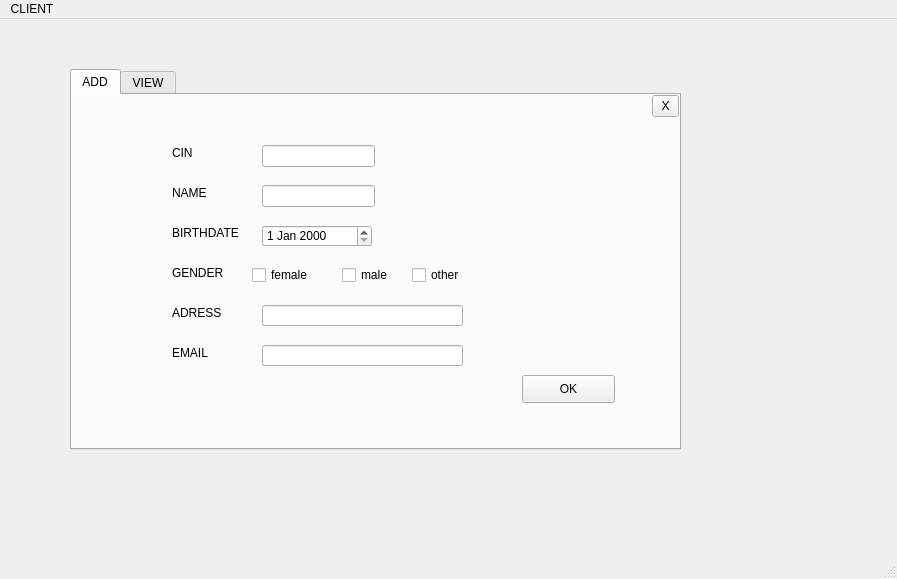
Qt form mainwindow.ui (Meulonn/Portal) before a commit.
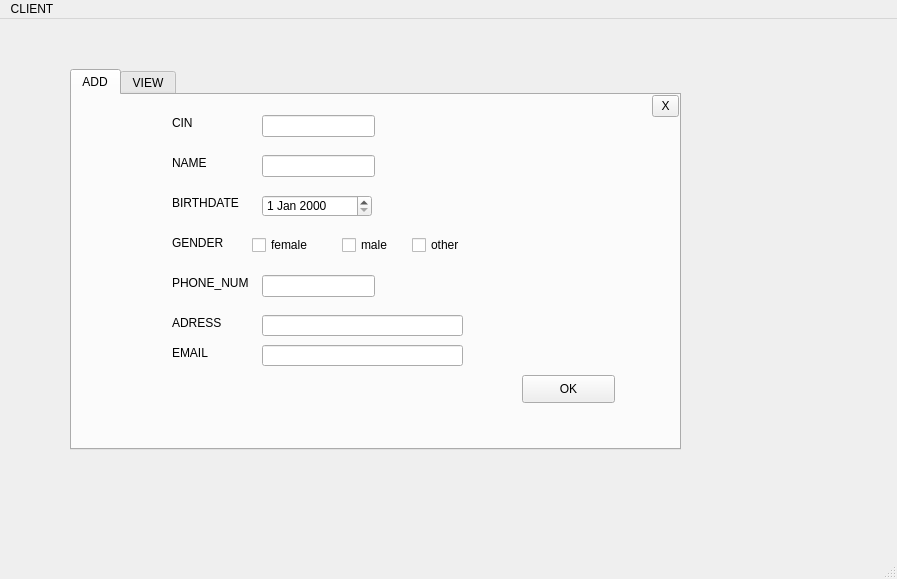
The same form after that commit.

```diff
--- a/mainwindow.ui
+++ b/mainwindow.ui
@@ -37,7 +37,7 @@
       <property name="geometry">
        <rect>
         <x>340</x>
-        <y>170</y>
+        <y>140</y>
         <width>83</width>
         <height>20</height>
        </rect>
@@ -50,7 +50,7 @@
       <property name="geometry">
        <rect>
         <x>100</x>
-        <y>210</y>
+        <y>220</y>
         <width>56</width>
         <height>16</height>
        </rect>
@@ -63,7 +63,7 @@
       <property name="geometry">
        <rect>
         <x>180</x>
-        <y>170</y>
+        <y>140</y>
         <width>83</width>
         <height>20</height>
        </rect>
@@ -89,7 +89,7 @@
       <property name="geometry">
        <rect>
         <x>100</x>
-        <y>130</y>
+        <y>100</y>
         <width>71</width>
         <height>16</height>
        </rect>
@@ -102,7 +102,7 @@
       <property name="geometry">
        <rect>
         <x>190</x>
-        <y>50</y>
+        <y>20</y>
         <width>113</width>
         <height>22</height>
        </rect>
@@ -112,7 +112,7 @@
       <property name="geometry">
        <rect>
         <x>190</x>
-        <y>90</y>
+        <y>60</y>
         <width>113</width>
         <height>22</height>
        </rect>
@@ -122,7 +122,7 @@
       <property name="geometry">
        <rect>
         <x>190</x>
-        <y>130</y>
+        <y>100</y>
         <width>110</width>
         <height>22</height>
        </rect>
@@ -132,7 +132,7 @@
       <property name="geometry">
        <rect>
         <x>100</x>
-        <y>170</y>
+        <y>140</y>
         <width>56</width>
         <height>16</height>
        </rect>
@@ -155,7 +155,7 @@
       <property name="geometry">
        <rect>
         <x>270</x>
-        <y>170</y>
+        <y>140</y>
         <width>83</width>
         <height>20</height>
        </rect>
@@ -168,7 +168,7 @@
       <property name="geometry">
        <rect>
         <x>100</x>
-        <y>50</y>
+        <y>20</y>
         <width>56</width>
         <height>16</height>
        </rect>
@@ -181,7 +181,7 @@
       <property name="geometry">
        <rect>
         <x>100</x>
-        <y>90</y>
+        <y>60</y>
         <width>56</width>
         <height>16</height>
        </rect>
@@ -194,7 +194,7 @@
       <property name="geometry">
        <rect>
         <x>190</x>
-        <y>210</y>
+        <y>220</y>
         <width>201</width>
         <height>21</height>
        </rect>
@@ -226,6 +226,29 @@
        <string>X</string>
       </property>
      </widget>
+     <widget class="QLabel" name="label_8">
+      <property name="geometry">
+       <rect>
+        <x>100</x>
+        <y>180</y>
+        <width>81</width>
+        <height>16</height>
+       </rect>
+      </property>
+      <property name="text">
+       <string>PHONE_NUM</string>
+      </property>
+     </widget>
+     <widget class="QLineEdit" name="_num">
+      <property name="geometry">
+       <rect>
+        <x>190</x>
+        <y>180</y>
+        <width>113</width>
+        <height>22</height>
+       </rect>
+      </property>
+     </widget>
     </widget>
     <widget class="QWidget" name="tab_2">
      <attribute name="title">
```
